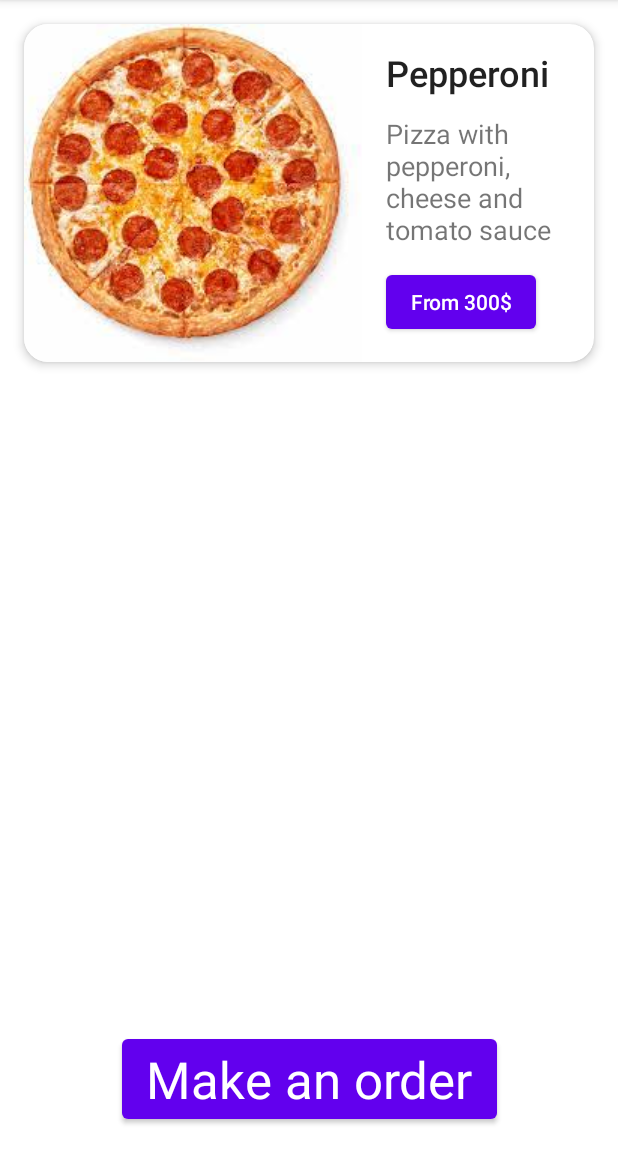
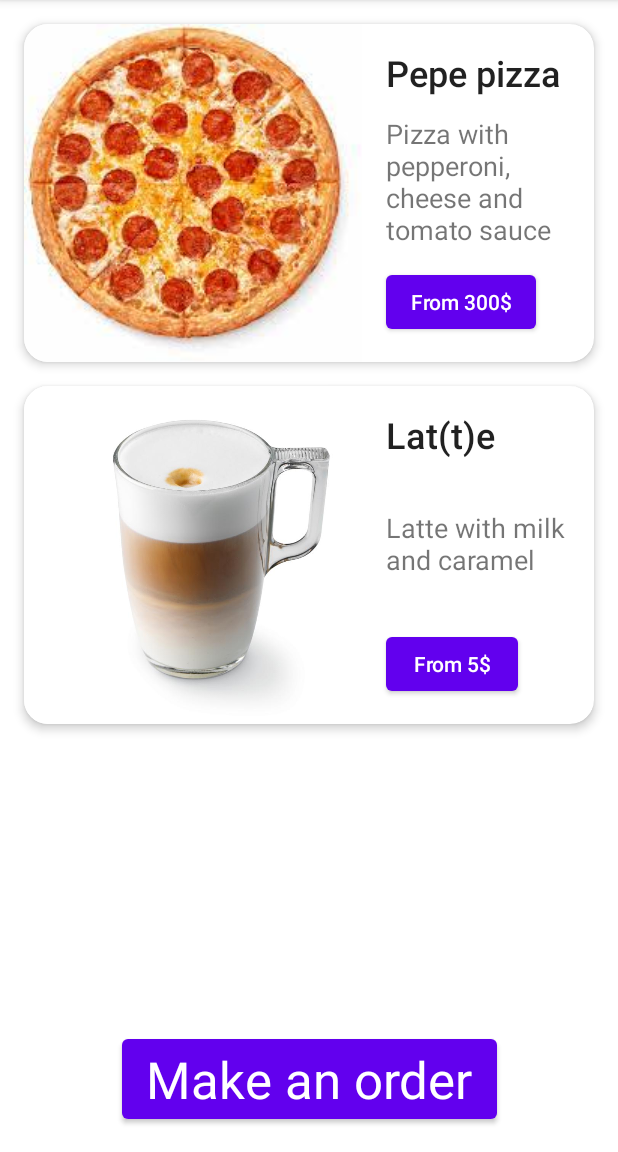
Before and after one commit to palyanaff/AndroidMirea, an Android app: the screen it shows after launch (MainActivity), on a phone screen of 412 x 824 dp, the part 84-1236 px from its top. Run offline under Robolectric (Android 15) with nearby library versions, the phone set to English and light mode, and no system bars.

Commit message:
complete sixth task

```diff
--- a/app/src/main/AndroidManifest.xml
+++ b/app/src/main/AndroidManifest.xml
@@ -12,6 +12,9 @@
         android:theme="@style/Theme.MireaPR_1"
         tools:targetApi="31">
         <activity
+            android:name=".SecondActivity"
+            android:exported="false" />
+        <activity
             android:name=".MainActivity"
             android:exported="true">
             <intent-filter>
--- a/app/src/main/java/ru/palyanaff/mireapr_1/MainActivity.java
+++ b/app/src/main/java/ru/palyanaff/mireapr_1/MainActivity.java
@@ -2,6 +2,7 @@ package ru.palyanaff.mireapr_1;
 
 import androidx.appcompat.app.AppCompatActivity;
 
+import android.content.Intent;
 import android.os.Bundle;
 import android.util.Log;
 import android.view.View;
@@ -9,20 +10,31 @@ import android.widget.Button;
 import android.widget.TextView;
 import android.widget.Toast;
 
+import java.util.ArrayList;
+import java.util.List;
+
 import ru.palyanaff.mireapr_1.databinding.ActivityMainBinding;
 
 public class MainActivity extends AppCompatActivity {
     private static final String TAG = "MainActivity";
+    private ActivityMainBinding binding;
+    private List orderList;
     @Override
     protected void onCreate(Bundle savedInstanceState) {
         super.onCreate(savedInstanceState);
-        ActivityMainBinding binding = ActivityMainBinding.inflate(getLayoutInflater());
+        binding = ActivityMainBinding.inflate(getLayoutInflater());
         setContentView(binding.getRoot());
 
-        TextView pizzaName = (TextView) findViewById(R.id.pizza_name);
-        binding.pizzaName.setText("Pepperoni");
-        binding.makeOrderButton.setOnClickListener(view -> {
-            Log.i(TAG, "Button click");
+        orderList = new ArrayList<String>();
+
+        binding.pizzaButton.setOnClickListener(view -> {
+            Log.i(TAG, "Add pizza to basket (+300)");
+            orderList.add(binding.pizzaName.getText().toString());
+        });
+
+        binding.coffeeButton.setOnClickListener(view -> {
+            Log.i(TAG, "Add coffee to basket (+300)");
+            orderList.add(binding.coffeeName.getText().toString());
         });
 
         Log.i(TAG, "Create");
@@ -30,7 +42,10 @@ public class MainActivity extends AppCompatActivity {
     }
 
     public void addToBasket(View view) {
-        Log.i(TAG, "Add pizza to basket (+300)");
+        Log.i(TAG, "Button click");
+        Intent intent = new Intent(this, SecondActivity.class);
+        intent.putExtra("Order", orderList.toString());
+        startActivity(intent);
     }
     @Override
     protected void onStart() {
--- a/app/src/main/res/layout/activity_main.xml
+++ b/app/src/main/res/layout/activity_main.xml
@@ -7,6 +7,7 @@
     tools:context=".MainActivity">
 
     <androidx.cardview.widget.CardView
+        android:id="@+id/pizza_card"
         android:layout_width="match_parent"
         android:layout_height="wrap_content"
         android:layout_marginStart="16dp"
@@ -71,6 +72,73 @@
 
     </androidx.cardview.widget.CardView>
 
+    <androidx.cardview.widget.CardView
+        android:id="@+id/coffee_card"
+        android:layout_width="match_parent"
+        android:layout_height="wrap_content"
+        android:layout_marginStart="16dp"
+        android:layout_marginTop="16dp"
+        android:layout_marginEnd="16dp"
+        app:layout_constraintEnd_toEndOf="parent"
+        app:layout_constraintStart_toStartOf="parent"
+        app:layout_constraintTop_toBottomOf="@id/pizza_card"
+        app:cardCornerRadius="16dp"
+        app:cardElevation="4dp">
+
+        <androidx.constraintlayout.widget.ConstraintLayout
+            android:layout_width="match_parent"
+            android:layout_height="match_parent">
+
+            <ImageView
+                android:id="@+id/coffee_image"
+                android:layout_width="225dp"
+                android:layout_height="225dp"
+                android:src="@drawable/coffee_latte"
+                app:layout_constraintStart_toStartOf="parent"
+                app:layout_constraintTop_toTopOf="parent" />
+
+            <TextView
+                android:id="@+id/coffee_name"
+                android:layout_width="wrap_content"
+                android:layout_height="wrap_content"
+                android:layout_marginStart="16dp"
+                android:layout_marginTop="16dp"
+                android:text="@string/latte"
+                android:textAppearance="@style/TextAppearance.AppCompat.Body2"
+                android:textSize="24sp"
+                app:layout_constraintStart_toEndOf="@id/coffee_image"
+                app:layout_constraintTop_toTopOf="parent" />
+
+            <TextView
+                android:layout_width="wrap_content"
+                android:layout_height="wrap_content"
+                android:layout_marginStart="16dp"
+                android:maxWidth="128dp"
+                android:text="@string/latte_description"
+                android:textSize="18sp"
+                app:layout_constraintBottom_toTopOf="@id/coffee_button"
+                app:layout_constraintStart_toEndOf="@id/coffee_image"
+                app:layout_constraintTop_toBottomOf="@id/coffee_name" />
+
+            <Button
+                android:id="@+id/coffee_button"
+                android:layout_width="wrap_content"
+                android:layout_height="wrap_content"
+                android:layout_marginStart="16dp"
+                android:layout_marginBottom="16dp"
+                android:text="@string/latte_price"
+                android:onClick="addToBasket"
+                android:textAppearance="@style/TextAppearance.AppCompat.Body2"
+                app:layout_constraintBottom_toBottomOf="parent"
+                app:layout_constraintStart_toEndOf="@id/coffee_image" />
+
+
+        </androidx.constraintlayout.widget.ConstraintLayout>
+
+
+    </androidx.cardview.widget.CardView>
+
+
     <Button
         android:id="@+id/make_order_button"
         android:layout_width="wrap_content"
@@ -80,7 +148,8 @@
         android:textAppearance="@style/TextAppearance.AppCompat.Display1"
         app:layout_constraintBottom_toBottomOf="parent"
         app:layout_constraintEnd_toEndOf="parent"
-        app:layout_constraintStart_toStartOf="parent" />
+        app:layout_constraintStart_toStartOf="parent"
+        android:onClick="addToBasket"/>
 
 
 </androidx.constraintlayout.widget.ConstraintLayout>
--- a/app/src/main/res/values/strings.xml
+++ b/app/src/main/res/values/strings.xml
@@ -4,4 +4,7 @@
     <string name="price">From 300$</string>
     <string name="pizza_description">Pizza with pepperoni, cheese and tomato sauce</string>
     <string name="make_an_order">Make an order</string>
+    <string name="latte">Lat(t)e</string>
+    <string name="latte_description">Latte with milk and caramel</string>
+    <string name="latte_price">From 5$</string>
 </resources>
```
Also changed, not shown: app/src/main/java/ru/palyanaff/mireapr_1/SecondActivity.java (added, +25 -0 lines), app/src/main/res/layout/activity_second.xml (added, +21 -0 lines), app/src/main/res/drawable/coffee_latte.jpg (renamed from app/src/main/res/drawable/coffe_latte.jpg).
